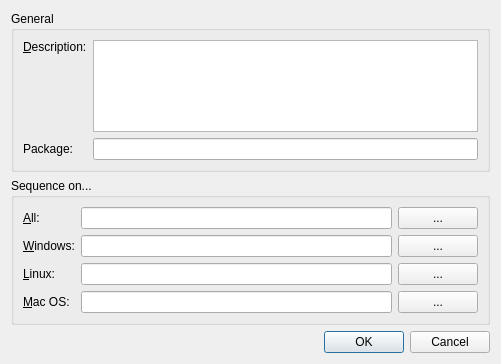
Before: the Qt Designer form src/grauchy/src/grauchy/hotkeydialog.ui in Slesa/Trinity, drawn with Qt 5.
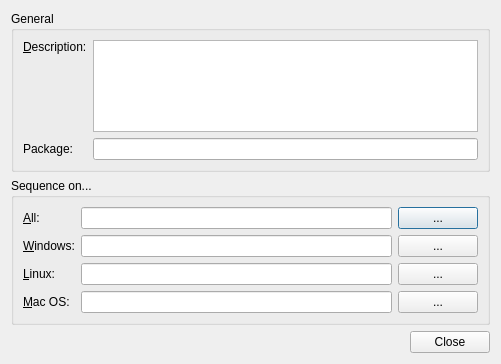
After: the same form once the commit is applied. Icons and pictures are not drawn.

Commit message: More harmony in dialogs

```diff
--- a/src/grauchy/src/grauchy/hotkeydialog.ui
+++ b/src/grauchy/src/grauchy/hotkeydialog.ui
@@ -176,7 +176,7 @@
       <enum>Qt::Horizontal</enum>
      </property>
      <property name="standardButtons">
-      <set>QDialogButtonBox::Cancel|QDialogButtonBox::Ok</set>
+      <set>QDialogButtonBox::Close</set>
      </property>
     </widget>
    </item>
```
Left out of the diff: 24 changed lines with no effect on the pictures. The commit also changes 11 other files.
